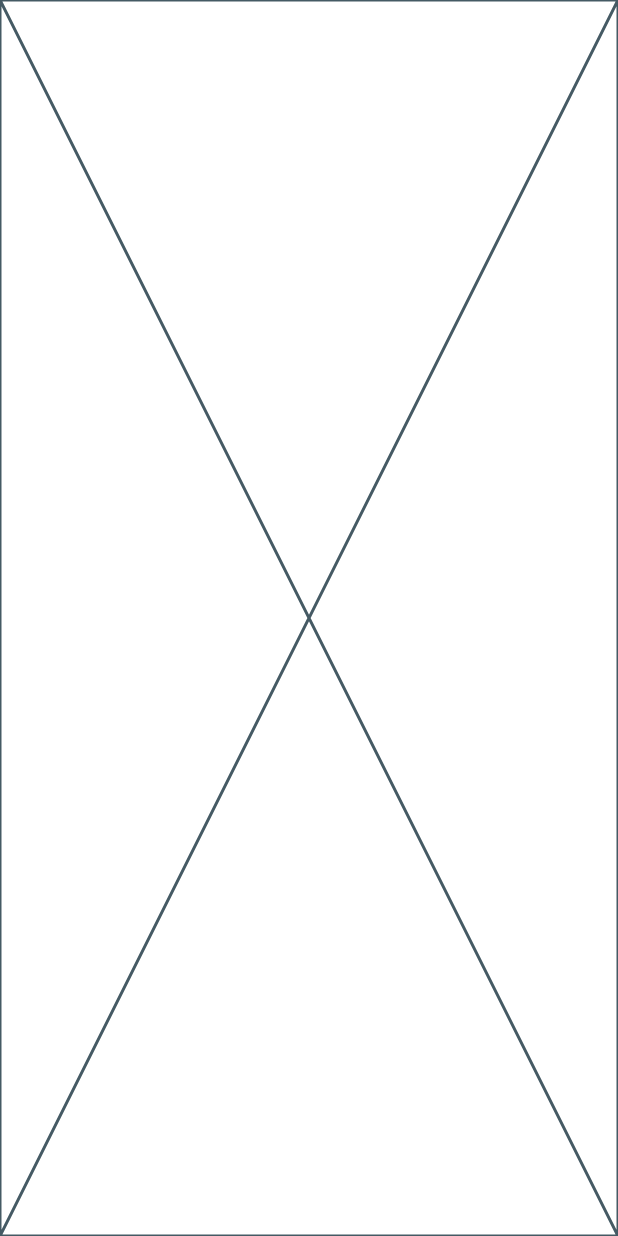
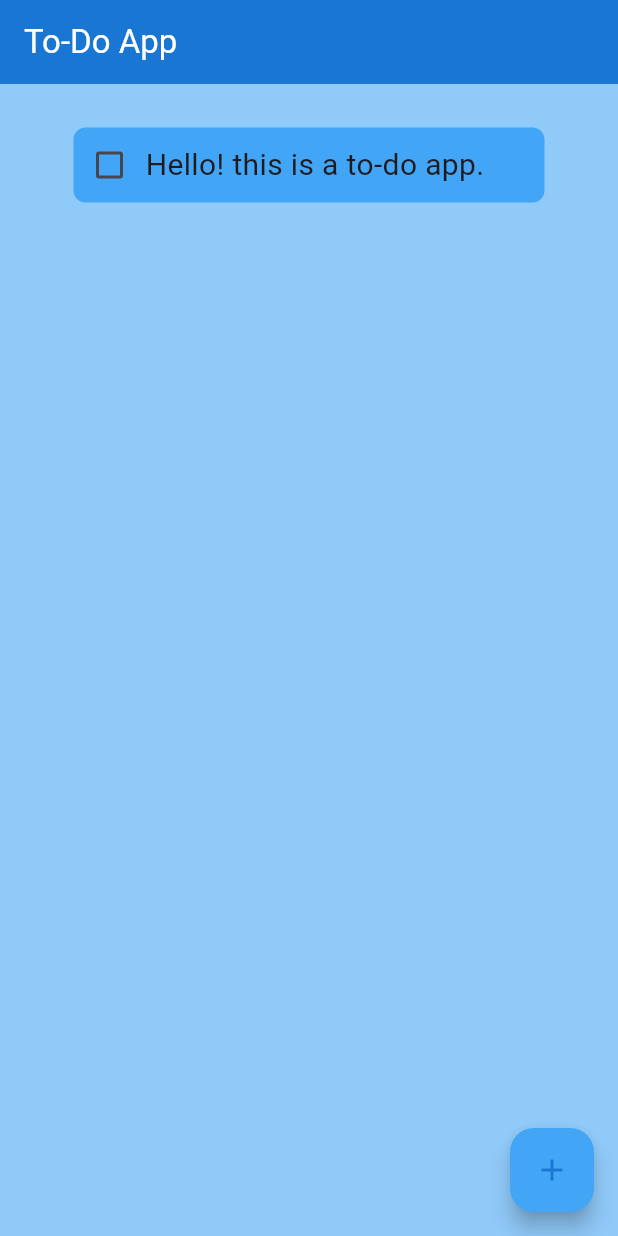
Before and after one commit to roghelia/flutter_todo_app, a Flutter app: the screen it shows after launch, on a phone screen of 412 x 824 dp. Run offline on Flutter 3.47's test engine with Material 3 defaults, Android fonts, the phone set to English and light mode, and no system bars; drawn by our look-alikes of flutter_slidable; our stand-ins replace hive, hive_flutter; accounts and stored records are empty.

Commit message:
Final Commit

```diff
--- /dev/null
+++ b/lib/data/database.dart
@@ -0,0 +1,21 @@
+import 'package:hive/hive.dart';
+
+class ToDoDataBase {
+  List todo_list = [];
+
+  void createInitialData() {
+    todo_list = [
+      ["Hello! this is a to-do app.", false],
+    ];
+  }
+
+  void loadData() {
+    todo_list = _todobox.get("TODOLIST");
+  }
+
+  void updateDatabase() {
+    _todobox.put("TODOLIST", todo_list);
+  }
+
+  final _todobox = Hive.box('to-do-box');
+}
--- a/lib/main.dart
+++ b/lib/main.dart
@@ -1,6 +1,11 @@
 import 'package:flutter/material.dart';
+import 'package:hive_flutter/adapters.dart';
+import 'package:to_do/pages/todo.dart';
 
-void main() {
+void main() async {
+  Hive.initFlutter();
+  // ignore: unused_local_variable
+  var box = await Hive.openBox('to-do-box');
   runApp(const MyApp());
 }
 
@@ -9,6 +14,10 @@ class MyApp extends StatelessWidget {
 
   @override
   Widget build(BuildContext context) {
-    return const Placeholder();
+    return MaterialApp(
+      debugShowCheckedModeBanner: false,
+      home: const Todo(),
+      theme: ThemeData(primarySwatch: Colors.blue),
+    );
   }
 }
--- /dev/null
+++ b/lib/pages/todo.dart
@@ -0,0 +1,101 @@
+import 'package:flutter/material.dart';
+import 'package:hive/hive.dart';
+import 'package:to_do/data/database.dart';
+import 'package:to_do/utils/dialogue_box.dart';
+import 'package:to_do/utils/todo_tile.dart';
+
+class Todo extends StatefulWidget {
+  const Todo({super.key});
+
+  @override
+  State<Todo> createState() => _TodoState();
+}
+
+class _TodoState extends State<Todo> {
+  final _todobox = Hive.box('to-do-box');
+  final _controller = TextEditingController();
+
+  ToDoDataBase database = ToDoDataBase();
+
+  @override
+  void initState() {
+    // TODO: implement initState
+    if (_todobox.get("TODOLIST") == null) {
+      database.createInitialData();
+    } else {
+      database.loadData();
+    }
+    super.initState();
+  }
+
+  void checkBoxChanged(bool? value, int index) {
+    setState(() {
+      database.todo_list[index][1] = !database.todo_list[index][1];
+    });
+    database.updateDatabase();
+  }
+
+  void saveNewTask() {
+    setState(() {
+      database.todo_list.add([
+        _controller.text,
+        false,
+      ]);
+      _controller.clear();
+    });
+    Navigator.of(context).pop();
+    database.updateDatabase();
+  }
+
+  void createNewTask() {
+    showDialog(
+        context: context,
+        builder: (context) {
+          return DialogueBox(
+            controller: _controller,
+            onSave: saveNewTask,
+            onCancel: () => Navigator.of(context).pop(),
+          );
+        });
+  }
+
+  void deleteTask(int index) {
+    setState(() {
+      database.todo_list.removeAt(index);
+    });
+    database.updateDatabase();
+  }
+
+  @override
+  Widget build(BuildContext context) {
+    return Scaffold(
+      appBar: AppBar(
+        backgroundColor: Colors.blue[700],
+        elevation: 0,
+        title: const Text(
+          "To-Do App",
+          style: TextStyle(color: Colors.white),
+        ),
+      ),
+      backgroundColor: Colors.blue[200],
+      body: ListView.builder(
+        itemCount: database.todo_list.length,
+        itemBuilder: (context, index) {
+          return TodoTile(
+              taskName: database.todo_list[index][0],
+              taskCompleted: database.todo_list[index][1],
+              deleteTask: (context) => deleteTask(index),
+              onChanged: (value) => checkBoxChanged(value, index));
+        },
+      ),
+      floatingActionButton: FloatingActionButton(
+        foregroundColor: Colors.blue[700],
+        backgroundColor: Colors.blue[400],
+        onPressed: () {
+          createNewTask();
+        },
+        child: const Icon(Icons.add),
+      ),
+    );
+  }
+}
--- /dev/null
+++ b/lib/utils/todo_tile.dart
@@ -0,0 +1,63 @@
+import 'package:flutter/material.dart';
+import 'package:flutter_slidable/flutter_slidable.dart';
+
+// ignore: must_be_immutable
+class TodoTile extends StatelessWidget {
+  final String taskName;
+  final bool taskCompleted;
+  Function(bool?) onChanged;
+  Function(BuildContext)? deleteTask;
+
+  TodoTile(
+      {super.key,
+      required this.taskName,
+      required this.taskCompleted,
+      required this.onChanged,
+      required this.deleteTask});
+
+  @override
+  Widget build(BuildContext context) {
+    return Padding(
+      padding: const EdgeInsets.only(left: 25, right: 25, top: 5),
+      child: Slidable(
+        endActionPane: ActionPane(
+          motion: const StretchMotion(),
+          children: [
+            SlidableAction(
+              onPressed: deleteTask,
+              icon: Icons.delete,
+              backgroundColor: Colors.red,
+              borderRadius: BorderRadius.circular(12),
+            ),
+          ],
+        ),
+        child: Padding(
+          padding: const EdgeInsets.all(24.0),
+          child: Container(
+            height: 50,
+            decoration: BoxDecoration(
+                color: Colors.blue[400],
+                borderRadius: BorderRadius.circular(8)),
+            child: Center(
+              child: Row(children: [
+                Checkbox(
+                  value: taskCompleted,
+                  onChanged: onChanged,
+                  activeColor: Colors.blue[800],
+                ),
+                Text(
+                  taskName,
+                  style: TextStyle(
+                      fontSize: 20,
+                      decoration: taskCompleted
+                          ? TextDecoration.lineThrough
+                          : TextDecoration.none),
+                )
+              ]),
+            ),
+          ),
+        ),
+      ),
+    );
+  }
+}
--- a/pubspec.yaml
+++ b/pubspec.yaml
@@ -30,11 +30,14 @@ environment:
 dependencies:
   flutter:
     sdk: flutter
+  hive: ^2.2.3
+  hive_flutter: ^1.1.0
 
 
   # The following adds the Cupertino Icons font to your application.
   # Use with the CupertinoIcons class for iOS style icons.
   cupertino_icons: ^1.0.6
+  flutter_slidable: ^2.0.0
 
 dev_dependencies:
   flutter_test:
@@ -46,6 +49,8 @@ dev_dependencies:
   # package. See that file for information about deactivating specific lint
   # rules and activating additional ones.
   flutter_lints: ^3.0.0
+  hive_generator: ^1.1.3
+  build_runner: ^2.1.11
 
 # For information on the generic Dart part of this file, see the
 # following page: https://dart.dev/tools/pub/pubspec
```
Also changed, not shown: lib/utils/dialogue_box.dart (added, +50 -0 lines), lib/utils/my_button.dart (added, +17 -0 lines), pubspec.lock, 1 other file.
